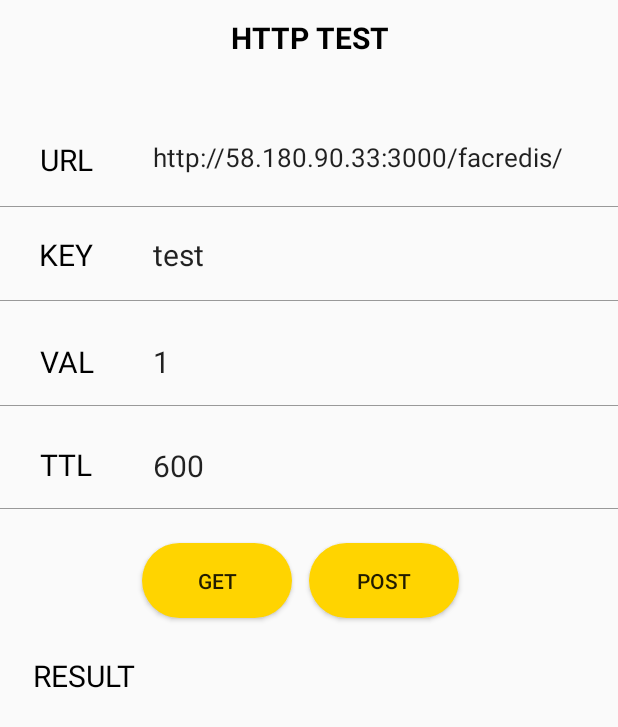
After one commit to luxetverit/MySoloLife, an Android app: the TestHttpActivity screen opened directly, with no data from a screen before it, on a phone screen of 412 x 824 dp. The commit adds this screen. Shown: the top 727 px of the screen. Run offline under Robolectric (Android 15) with nearby library versions, the phone set to English and light mode, and no system bars; our stand-ins replace data binding.

Commit message:
make http get,post request&response

```diff
--- a/app/src/main/AndroidManifest.xml
+++ b/app/src/main/AndroidManifest.xml
@@ -10,8 +10,10 @@
         android:label="@string/app_name"
         android:roundIcon="@mipmap/ic_launcher_round"
         android:supportsRtl="true"
-        android:theme="@style/Theme.MySoloLife">
-        <activity android:name=".test.testHttpActivity"></activity>
+        android:theme="@style/Theme.MySoloLife"
+        android:usesCleartextTraffic="true">
+
+        <activity android:name=".test.TestHttpActivity"></activity>
         <activity android:name=".contentsList.ContentShowActivity" />
         <activity android:name=".board.BoardWriteActivity" />
         <activity android:name=".contentsList.ContentsListActivity" />
--- a/app/src/main/java/com/example/mysololife/MainActivity.kt
+++ b/app/src/main/java/com/example/mysololife/MainActivity.kt
@@ -4,10 +4,8 @@ import android.content.Intent
 import androidx.appcompat.app.AppCompatActivity
 import android.os.Bundle
 import android.widget.Button
-import android.widget.Toast
 import com.example.mysololife.auth.IntroActivity
-import com.example.mysololife.auth.LoginActivity
-import com.example.mysololife.test.testHttpActivity
+import com.example.mysololife.test.TestHttpActivity
 import com.google.firebase.auth.FirebaseAuth
 import com.google.firebase.auth.ktx.auth
 import com.google.firebase.ktx.Firebase
@@ -34,7 +32,7 @@ class MainActivity : AppCompatActivity() {
         }
 
         findViewById<Button>(R.id.testHttpBtn).setOnClickListener {
-            val intent = Intent(this, testHttpActivity::class.java)
+            val intent = Intent(this, TestHttpActivity::class.java)
             startActivity(intent)
         }
 
--- /dev/null
+++ b/app/src/main/java/com/example/mysololife/test/httpTest/INetworkService.kt
@@ -0,0 +1,46 @@
+package com.example.mysololife.test.httpTest
+
+import com.google.gson.Gson
+import com.google.gson.GsonBuilder
+import com.google.gson.JsonObject
+import org.json.JSONObject
+import retrofit2.Call
+import retrofit2.Retrofit
+import retrofit2.converter.gson.GsonConverterFactory
+import retrofit2.http.*
+
+interface INetworkService {
+
+    //http://58.180.90.33:3000/facredis/searchdata?a={"key":"test:1234:kddi53:20211216144900","likeyn":"Y"}
+    //{"resultcode":"1a","resultdesc":"ok","resultdata":[{"key":"test:1234:kddi53:20211216144900","value":"1","expiretime":"2206"}]}
+
+    fun rawJSON() {
+        val jsonObject = JSONObject()
+        jsonObject.put("key", "test")
+        jsonObject.put("likeyn", "Y")
+    }
+
+    @GET("searchdata")
+    fun get_searchdata(@Query("a") query: String): Call<ResponseDataModel>
+
+    @POST("adddata")
+    fun post_adddata(@Query("a") query: String): Call<ResponseDataModel>
+
+    companion object {
+        private const val BASE_URL = "http://58.180.90.33/facredis/"
+
+        fun create(): INetworkService {
+
+            val gson : Gson = GsonBuilder().setLenient().create();
+
+            return Retrofit.Builder()
+                .baseUrl(BASE_URL)
+                .addConverterFactory(GsonConverterFactory.create(gson))
+                .build()
+                .create(INetworkService::class.java)
+
+        }
+    }
+
+
+}
--- /dev/null
+++ b/app/src/main/res/layout/activity_testhttp.xml
@@ -0,0 +1,238 @@
+<?xml version="1.0" encoding="utf-8"?>
+<layout>
+    <androidx.constraintlayout.widget.ConstraintLayout
+        xmlns:android="http://schemas.android.com/apk/res/android"
+        xmlns:app="http://schemas.android.com/apk/res-auto"
+        xmlns:tools="http://schemas.android.com/tools"
+        android:layout_width="match_parent"
+        android:layout_height="match_parent"
+        tools:context=".test.TestHttpActivity">
+
+        <TextView
+            android:id="@+id/textView"
+            android:layout_width="match_parent"
+            android:layout_height="50dp"
+            android:gravity="center"
+            android:text="HTTP TEST"
+            android:textColor="#000000"
+            android:textSize="20sp"
+            android:textStyle="bold"
+            tools:ignore="MissingConstraints" />
+
+        <TextView
+            android:layout_width="88dp"
+            android:layout_height="50dp"
+            android:gravity="center"
+            android:text="URL"
+            android:textColor="#000000"
+            android:textSize="20sp"
+            app:layout_constraintBottom_toBottomOf="parent"
+            app:layout_constraintHorizontal_bias="0.0"
+            app:layout_constraintLeft_toLeftOf="parent"
+            app:layout_constraintRight_toRightOf="parent"
+            app:layout_constraintTop_toTopOf="parent"
+            app:layout_constraintVertical_bias="0.105"
+            />
+
+        <EditText
+            android:id="@+id/sendUrl"
+            style="@style/AuthEditText"
+            android:layout_width="300dp"
+            android:layout_height="50dp"
+            android:text="http://58.180.90.33:3000/facredis/"
+            android:textSize="17sp"
+            app:layout_constraintBottom_toBottomOf="parent"
+            app:layout_constraintHorizontal_bias="1.0"
+            app:layout_constraintLeft_toLeftOf="parent"
+            app:layout_constraintRight_toRightOf="parent"
+            app:layout_constraintTop_toTopOf="parent"
+            app:layout_constraintVertical_bias="0.093" />
+
+        <LinearLayout
+            android:layout_width="match_parent"
+            android:layout_height="0.6dp"
+            android:background="#999999"
+            app:layout_constraintBottom_toBottomOf="parent"
+            app:layout_constraintHorizontal_bias="1.0"
+            app:layout_constraintLeft_toLeftOf="parent"
+            app:layout_constraintRight_toRightOf="parent"
+            app:layout_constraintTop_toTopOf="parent"
+            app:layout_constraintVertical_bias="0.167" />
+
+        <TextView
+            android:layout_width="88dp"
+            android:layout_height="50dp"
+            android:gravity="center"
+            android:text="KEY"
+            android:textColor="#000000"
+            android:textSize="20sp"
+            app:layout_constraintBottom_toBottomOf="parent"
+            app:layout_constraintHorizontal_bias="0.0"
+            app:layout_constraintLeft_toLeftOf="parent"
+            app:layout_constraintRight_toRightOf="parent"
+            app:layout_constraintTop_toTopOf="parent"
+            app:layout_constraintVertical_bias="0.187" />
+
+        <EditText
+            android:id="@+id/inKey"
+            style="@style/AuthEditText"
+            android:layout_width="300dp"
+            android:layout_height="50dp"
+            android:layout_marginEnd="8dp"
+            android:text="test"
+            android:textSize="20sp"
+            app:layout_constraintBottom_toBottomOf="parent"
+            app:layout_constraintEnd_toEndOf="parent"
+            app:layout_constraintHorizontal_bias="1.0"
+            app:layout_constraintLeft_toLeftOf="parent"
+            app:layout_constraintRight_toRightOf="parent"
+            app:layout_constraintTop_toTopOf="parent"
+            app:layout_constraintVertical_bias="0.179" />
+
+        <LinearLayout
+            android:layout_width="match_parent"
+            android:layout_height="0.6dp"
+            android:background="#999999"
+            app:layout_constraintBottom_toBottomOf="parent"
+            app:layout_constraintHorizontal_bias="0.0"
+            app:layout_constraintLeft_toLeftOf="parent"
+            app:layout_constraintRight_toRightOf="parent"
+            app:layout_constraintTop_toTopOf="parent"
+            app:layout_constraintVertical_bias="0.243" />
+
+
+        <LinearLayout
+            android:layout_width="match_parent"
+            android:layout_height="0.6dp"
+            android:background="#999999"
+            app:layout_constraintBottom_toBottomOf="parent"
+            app:layout_constraintHorizontal_bias="0.0"
+            app:layout_constraintLeft_toLeftOf="parent"
+            app:layout_constraintRight_toRightOf="parent"
+            app:layout_constraintTop_toTopOf="parent"
+            app:layout_constraintVertical_bias="0.328"
+            tools:ignore="MissingConstraints" />
+
+        <TextView
+            android:layout_width="88dp"
+            android:layout_height="50dp"
+            android:gravity="center"
+            android:text="VAL"
+            android:textColor="#000000"
+            android:textSize="20sp"
+            app:layout_constraintBottom_toBottomOf="parent"
+            app:layout_constraintHorizontal_bias="0.0"
+            app:layout_constraintLeft_toLeftOf="parent"
+            app:layout_constraintRight_toRightOf="parent"
+            app:layout_constraintTop_toTopOf="parent"
+            app:layout_constraintVertical_bias="0.279" />
+
+        <EditText
+            android:id="@+id/inValue"
+            style="@style/AuthEditText"
+            android:layout_width="300dp"
+            android:layout_height="50dp"
+            android:text="1"
+            app:layout_constraintBottom_toBottomOf="parent"
+            app:layout_constraintHorizontal_bias="1.0"
+            app:layout_constraintLeft_toLeftOf="parent"
+            app:layout_constraintRight_toRightOf="parent"
+            app:layout_constraintTop_toTopOf="parent"
+            app:layout_constraintVertical_bias="0.273" />
+
+        <TextView
+            android:layout_width="88dp"
+            android:layout_height="50dp"
+            android:gravity="center"
+            android:text="TTL"
+            android:textColor="#000000"
+            android:textSize="20sp"
+            app:layout_constraintBottom_toBottomOf="parent"
+            app:layout_constraintHorizontal_bias="0.0"
+            app:layout_constraintLeft_toLeftOf="parent"
+            app:layout_constraintRight_toRightOf="parent"
+            app:layout_constraintTop_toTopOf="parent"
+            app:layout_constraintVertical_bias="0.368" />
+
+        <EditText
+            android:id="@+id/inTTL"
+            style="@style/AuthEditText"
+            android:layout_width="300dp"
+            android:layout_height="50dp"
+            android:text="600"
+            app:layout_constraintBottom_toBottomOf="parent"
+            app:layout_constraintHorizontal_bias="1.0"
+            app:layout_constraintLeft_toLeftOf="parent"
+            app:layout_constraintRight_toRightOf="parent"
+            app:layout_constraintTop_toTopOf="parent"
+            app:layout_constraintVertical_bias="0.365" />
+
+        <LinearLayout
+            android:layout_width="match_parent"
+            android:layout_height="0.5dp"
+            android:background="#999999"
+            app:layout_constraintBottom_toBottomOf="parent"
+            app:layout_constraintHorizontal_bias="0.0"
+            app:layout_constraintLeft_toLeftOf="parent"
+            app:layout_constraintRight_toRightOf="parent"
+            app:layout_constraintTop_toTopOf="parent"
+            app:layout_constraintVertical_bias="0.411" />
+
+        <Button
+            android:id="@+id/getBtn"
+            android:layout_width="100sp"
+            android:layout_height="50sp"
+            android:layout_margin="15dp"
+            android:background="@drawable/background_radius_yellow"
+            android:text="GET"
+            app:layout_constraintBottom_toBottomOf="parent"
+            app:layout_constraintHorizontal_bias="0.282"
+            app:layout_constraintLeft_toLeftOf="parent"
+            app:layout_constraintRight_toRightOf="parent"
+            app:layout_constraintTop_toTopOf="parent"
+            app:layout_constraintVertical_bias="0.466" />
+
+        <Button
+            android:id="@+id/postBtn"
+            android:layout_width="100sp"
+            android:layout_height="50sp"
+            android:layout_margin="15dp"
+            android:background="@drawable/background_radius_yellow"
+            android:text="POST"
+            app:layout_constraintBottom_toBottomOf="parent"
+            app:layout_constraintHorizontal_bias="0.678"
+            app:layout_constraintLeft_toLeftOf="parent"
+            app:layout_constraintRight_toRightOf="parent"
+            app:layout_constraintTop_toTopOf="parent"
+            app:layout_constraintVertical_bias="0.466" />
+
+        <TextView
+            android:layout_width="90dp"
+            android:layout_height="32dp"
+            android:gravity="center"
+            android:text="RESULT"
+            android:textColor="#000000"
+            android:textSize="20sp"
+            app:layout_constraintBottom_toBottomOf="parent"
+            app:layout_constraintHorizontal_bias="0.034"
+            app:layout_constraintLeft_toLeftOf="parent"
+            app:layout_constraintRight_toRightOf="parent"
+            app:layout_constraintTop_toTopOf="parent"
+            app:layout_constraintVertical_bias="0.549" />
+
+        <TextView
+            android:id="@+id/result"
+            android:layout_width="410dp"
+            android:layout_height="244dp"
+            android:gravity="center"
+            android:textColor="#000000"
+            android:textSize="20sp"
+            app:layout_constraintBottom_toBottomOf="parent"
+            app:layout_constraintHorizontal_bias="0.0"
+            app:layout_constraintLeft_toLeftOf="parent"
+            app:layout_constraintRight_toRightOf="parent"
+            app:layout_constraintTop_toTopOf="parent"
+            app:layout_constraintVertical_bias="0.878" />
+
+    </androidx.constraintlayout.widget.ConstraintLayout>
+</layout>
```
Also changed, not shown: app/build.gradle (+7 -0 lines), app/src/main/java/com/example/mysololife/test/TestHttpActivity.kt (added, +99 -0 lines), app/src/main/java/com/example/mysololife/test/httpTest/DataModels.kt (added, +35 -0 lines), app/src/main/java/com/example/mysololife/test/testHttpActivity.kt (deleted, +0 -12 lines), app/src/main/java/com/example/mysololife/test/utils/Constrains.kt (added, +12 -0 lines), app/src/main/res/layout/activity_test_http.xml (deleted, +0 -236 lines).
